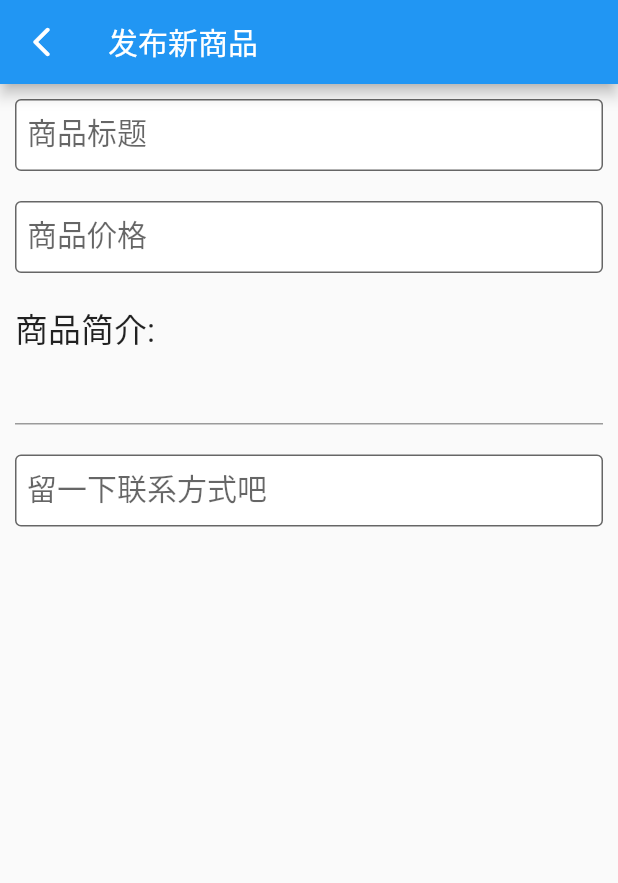
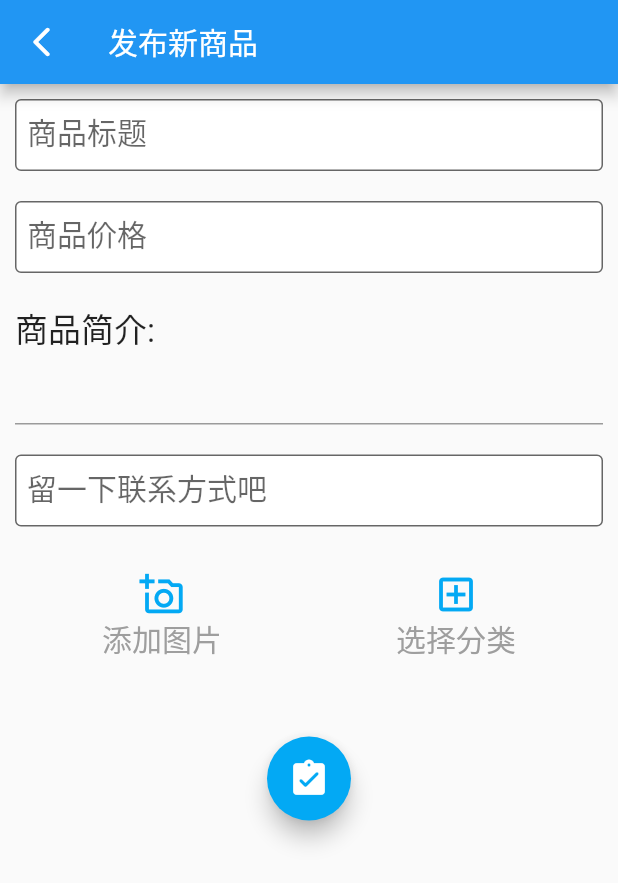
Before and after one commit to ZWN2001/WinterProject, a Flutter app: the AddGoods screen opened directly, on a phone screen of 412 x 824 dp. Shown: the top 883 px of the screen. Run offline on Flutter 3.47's test engine with Material 2 defaults, Android fonts, the phone set to English and light mode, and no system bars; our stand-ins replace image_picker, shared_preferences, toast; accounts and stored records are empty.

Commit message:
完成了大部分添加商品，修改了账号设置的bug

```diff
--- a/lib/SetUserInfo/changeUserName.dart
+++ b/lib/SetUserInfo/changeUserName.dart
@@ -12,7 +12,7 @@ class ChangeUserName extends StatelessWidget {
           leading: IconButton(
             icon: Icon(Icons.arrow_back_ios_rounded,color: Colors.white),
             onPressed: (){
-              Navigator.push(context, MaterialPageRoute(builder: (context)=>SetAccountInfo()));
+              Navigator.of(context).pop();
               },
           ),
           title: Text('更改用户名'),
--- a/lib/SetUserInfo/changeUserPassword.dart
+++ b/lib/SetUserInfo/changeUserPassword.dart
@@ -10,7 +10,7 @@ class ChangeUserPassword extends StatelessWidget {
           leading: IconButton(
             icon: Icon(Icons.arrow_back_ios_rounded, color: Colors.white),
             onPressed: () {
-              Navigator.push(context,MaterialPageRoute(builder: (context) => SetAccountInfo()));
+              Navigator.of(context).pop();
             },
           ),
           title: Text('修改密码'),
--- a/lib/addGoods.dart
+++ b/lib/addGoods.dart
@@ -1,4 +1,5 @@
 import 'package:flutter/material.dart';
+import 'package:image_picker/image_picker.dart';
 
 class AddGoods extends StatelessWidget {
   @override
@@ -19,6 +20,9 @@ class AddGoods extends StatelessWidget {
 }
 
 class AddGoodsPage extends StatelessWidget {
+
+  var imageFile;
+
   @override
   Widget build(BuildContext context) {
     return ListView(
@@ -101,6 +105,139 @@ class AddGoodsPage extends StatelessWidget {
         ),
 
 
+         Row(
+           children: [
+             Expanded(
+                 child:  Center(
+                   child: FlatButton(
+                     // color: Colors.white,
+                     child:Container(
+                       margin: EdgeInsets.fromLTRB(10, 20, 0, 0),
+                       child:Column(
+                         mainAxisAlignment: MainAxisAlignment.center,
+                         children: [
+                           Container(
+                             child: Icon(Icons.add_a_photo_outlined,size: 30,color: Colors.lightBlue,),
+                           ),
+                           Container(
+                             child: Text('添加图片',
+                               style: TextStyle(
+                                   fontSize: 20,
+                                   color: Colors.grey
+                               ),
+                             ),
+                           )
+                         ],
+                       ),
+                     ),
+                     onPressed:(){
+                       showModalBottomSheet(
+                           context: context,
+                           builder: (BuildContext context){
+                             return new Column(
+                               mainAxisSize: MainAxisSize.min,
+                               children: <Widget>[
+                                 new ListTile(
+                                   leading: new Icon(Icons.photo_camera),
+                                   title: new Text("拍照"),
+                                   onTap: () async {
+                                     imageFile = await ImagePicker.pickImage(source: ImageSource.camera);
+                                     Navigator.pop(context);
+                                   },
+                                 ),
+                                 new ListTile(
+                                   leading: new Icon(Icons.photo_library),
+                                   title: new Text("从图库选择"),
+                                   onTap: () async {
+                                     imageFile = await ImagePicker.pickImage(source: ImageSource.gallery);
+                                     Navigator.pop(context);
+                                   },
+                                 ),
+                               ],
+                             );
+                           }
+                       );
+                     },
+                   ),
+                 ),
+             ),
+
+             Expanded(
+               child:  Center(
+                 child: FlatButton(
+                   // color: Colors.white,
+                   child:Container(
+                     margin: EdgeInsets.fromLTRB(0, 20, 10, 0),
+                     child:Column(
+                       mainAxisAlignment: MainAxisAlignment.center,
+                       children: [
+                         Container(
+                           child: Icon(Icons.add_box_outlined,size: 30,color: Colors.lightBlue,),
+                         ),
+                         Container(
+                           child: Text('选择分类',
+                             style: TextStyle(
+                                 fontSize: 20,
+                                 color: Colors.grey
+                             ),
+                           ),
+                         )
+                       ],
+                     ),
+                   ),
+                   onPressed:(){
+                     showModalBottomSheet(
+                         context: context,
+                         builder: (BuildContext context){
+                           return  Column(
+                             mainAxisSize: MainAxisSize.min,
+                             children: <Widget>[
+                                ListTile(
+                                 leading:  Icon(Icons.photo_camera),
+                                 title:  Text("数码产品"),
+                                 onTap: ()  {
+                                   Navigator.pop(context);
+                                 },
+                               ),
+                                ListTile(
+                                 leading:  Icon(Icons.photo_library),
+                                 title:  Text("二手书"),
+                                 onTap: ()  {
+                                   Navigator.pop(context);
+                                 },
+                               ),
+                               ListTile(
+                                 leading:  Icon(Icons.photo_library),
+                                 title:  Text("食品"),
+                                 onTap: () {
+                                   Navigator.pop(context);
+                                 },
+                               ),
+                             ],
+                           );
+                         }
+                     );
+                   },
+                 ),
+               ),
+             ),
+           ],
+         ),
+
+        Center(
+          child: Container(
+            margin: EdgeInsets.only(top: 50),
+            child: FloatingActionButton(
+            backgroundColor: Colors.lightBlue,
+            child: Icon(Icons.assignment_turned_in_rounded,size: 28,),
+              onPressed: (){
+
+              },
+          ),
+        ),
+        )
+
+
       ],
     );
   }
--- a/lib/main.dart
+++ b/lib/main.dart
@@ -3,7 +3,6 @@ import 'package:provider/provider.dart';
 import 'package:winter/AdapterAndHelper/DarkModeModel.dart';
 import 'package:winter/addGoods.dart';
 import 'package:winter/logIn.dart';
-import 'AdapterAndHelper/test.dart';
 import 'mine.dart';
 
 void main() => runApp(bottomNavigationBar());
@@ -85,7 +84,7 @@ class Home extends StatelessWidget{
    return Scaffold(
      body:Center(
        child:  FloatingActionButton(
-         // onPressed:(){ Navigator.push(context, MaterialPageRoute(builder: (context)=>()));},
+         onPressed:(){ Navigator.push(context, MaterialPageRoute(builder: (context)=>AddGoods()));},
        ),
      )
    );
--- a/pubspec.yaml
+++ b/pubspec.yaml
@@ -21,6 +21,7 @@ environment:
   sdk: ">=2.7.0 <3.0.0"
 
 dependencies:
+  image_picker: ^0.6.7+12
   provider: ^2.0.1+1
   shared_preferences: ^0.5.7+3
   toast: ^0.1.3
```
Also changed, not shown: pubspec.lock, 2 other files.
